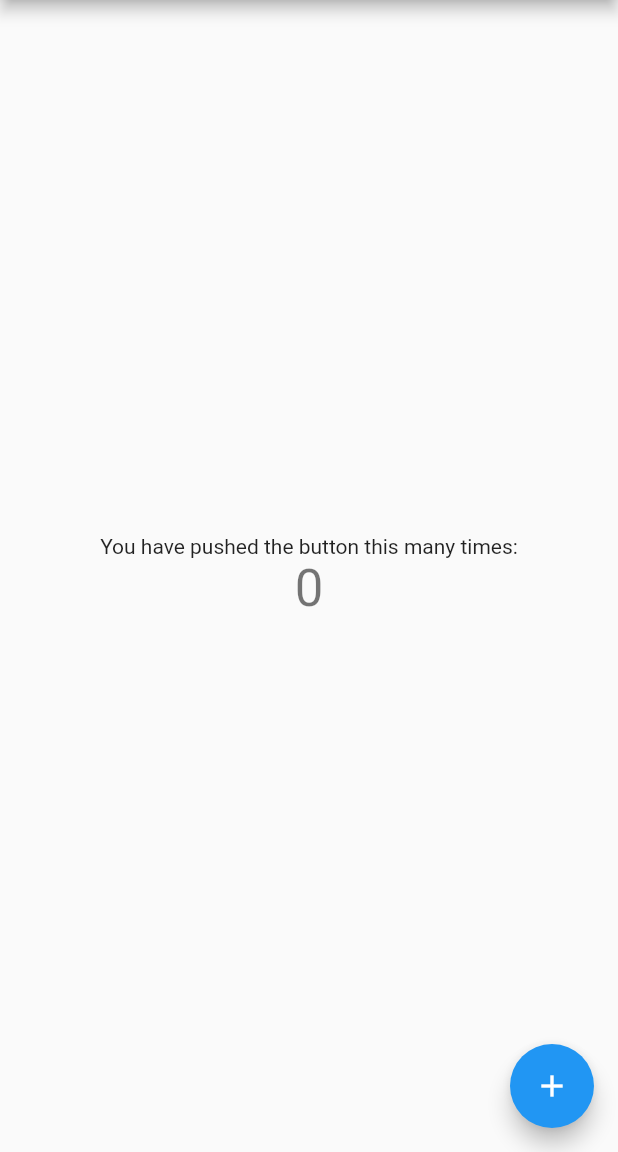
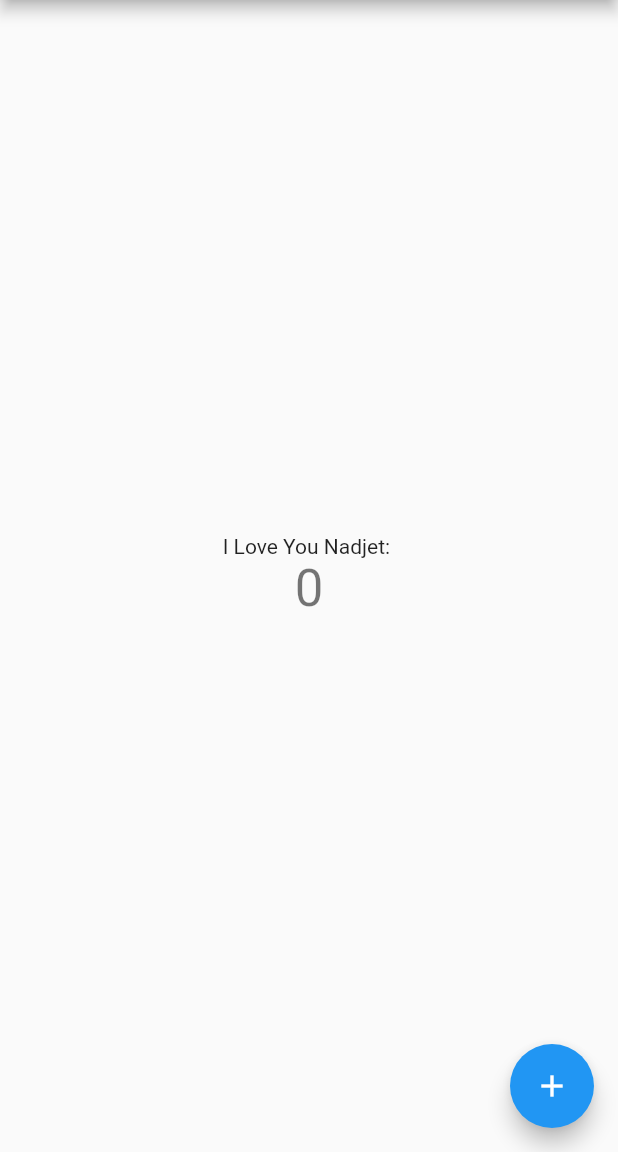
Before and after one commit to akramAbou/depaninni_dashboard, a Flutter app: the screen it shows after launch, on a phone screen of 412 x 824 dp, the part 84-1236 px from its top. Run offline on Flutter 3.47's test engine with Material 2 defaults, Android fonts, the phone set to English and light mode, and no system bars.

Commit message:
initial commit

```diff
--- a/lib/main.dart
+++ b/lib/main.dart
@@ -11,15 +11,6 @@ class MyApp extends StatelessWidget {
     return MaterialApp(
       title: 'Flutter Demo',
       theme: ThemeData(
-        // This is the theme of your application.
-        //
-        // Try running your application with "flutter run". You'll see the
-        // application has a blue toolbar. Then, without quitting the app, try
-        // changing the primarySwatch below to Colors.green and then invoke
-        // "hot reload" (press "r" in the console where you ran "flutter run",
-        // or simply save your changes to "hot reload" in a Flutter IDE).
-        // Notice that the counter didn't reset back to zero; the application
-        // is not restarted.
         primarySwatch: Colors.blue,
       ),
       home: MyHomePage(title: 'Depaninni'),
@@ -29,16 +20,6 @@ class MyApp extends StatelessWidget {
 
 class MyHomePage extends StatefulWidget {
   MyHomePage({Key? key, required this.title}) : super(key: key);
-
-  // This widget is the home page of your application. It is stateful, meaning
-  // that it has a State object (defined below) that contains fields that affect
-  // how it looks.
-
-  // This class is the configuration for the state. It holds the values (in this
-  // case the title) provided by the parent (in this case the App widget) and
-  // used by the build method of the State. Fields in a Widget subclass are
-  // always marked "final".
-
   final String title;
 
   @override
@@ -50,51 +31,26 @@ class _MyHomePageState extends State<MyHomePage> {
 
   void _incrementCounter() {
     setState(() {
-      // This call to setState tells the Flutter framework that something has
-      // changed in this State, which causes it to rerun the build method below
-      // so that the display can reflect the updated values. If we changed
-      // _counter without calling setState(), then the build method would not be
-      // called again, and so nothing would appear to happen.
       _counter++;
     });
   }
 
   @override
   Widget build(BuildContext context) {
-    // This method is rerun every time setState is called, for instance as done
-    // by the _incrementCounter method above.
-    //
-    // The Flutter framework has been optimized to make rerunning build methods
-    // fast, so that you can just rebuild anything that needs updating rather
-    // than having to individually change instances of widgets.
+
     return Scaffold(
       appBar: AppBar(
-        // Here we take the value from the MyHomePage object that was created by
-        // the App.build method, and use it to set our appbar title.
+
         title: Text(widget.title),
       ),
       body: Center(
-        // Center is a layout widget. It takes a single child and positions it
-        // in the middle of the parent.
+
         child: Column(
-          // Column is also a layout widget. It takes a list of children and
-          // arranges them vertically. By default, it sizes itself to fit its
-          // children horizontally, and tries to be as tall as its parent.
-          //
-          // Invoke "debug painting" (press "p" in the console, choose the
-          // "Toggle Debug Paint" action from the Flutter Inspector in Android
-          // Studio, or the "Toggle Debug Paint" command in Visual Studio Code)
-          // to see the wireframe for each widget.
-          //
-          // Column has various properties to control how it sizes itself and
-          // how it positions its children. Here we use mainAxisAlignment to
-          // center the children vertically; the main axis here is the vertical
-          // axis because Columns are vertical (the cross axis would be
-          // horizontal).
+
           mainAxisAlignment: MainAxisAlignment.center,
           children: <Widget>[
             Text(
-              'You have pushed the button this many times:',
+              'I Love You Nadjet: ',
             ),
             Text(
               '$_counter',
```
